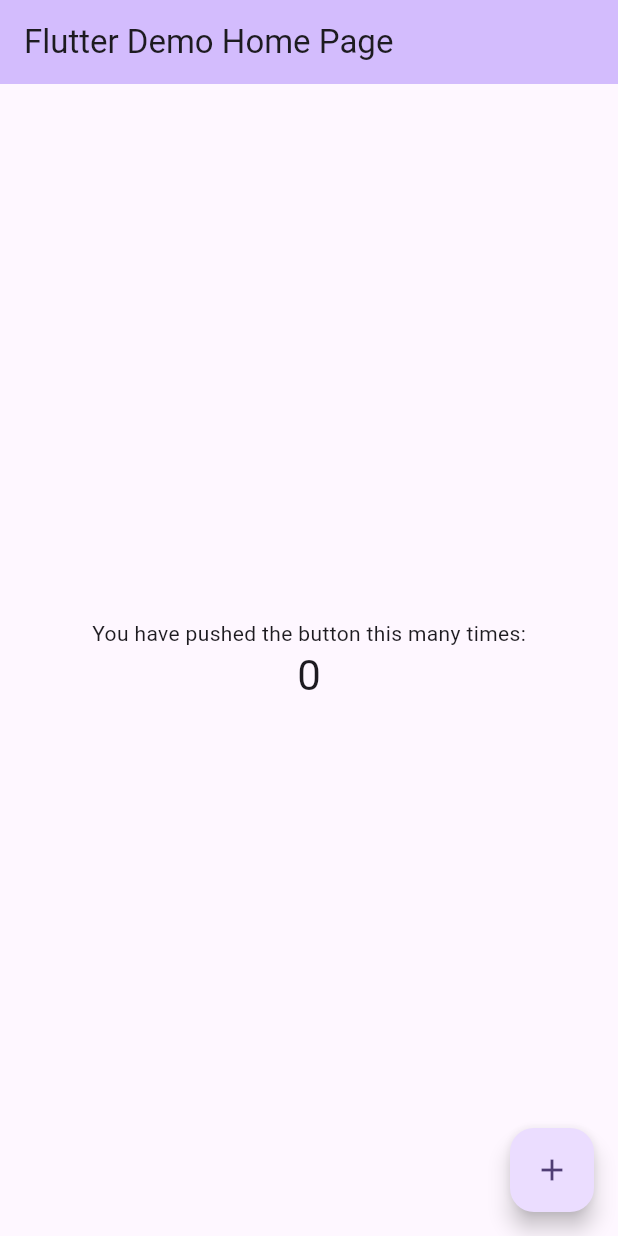
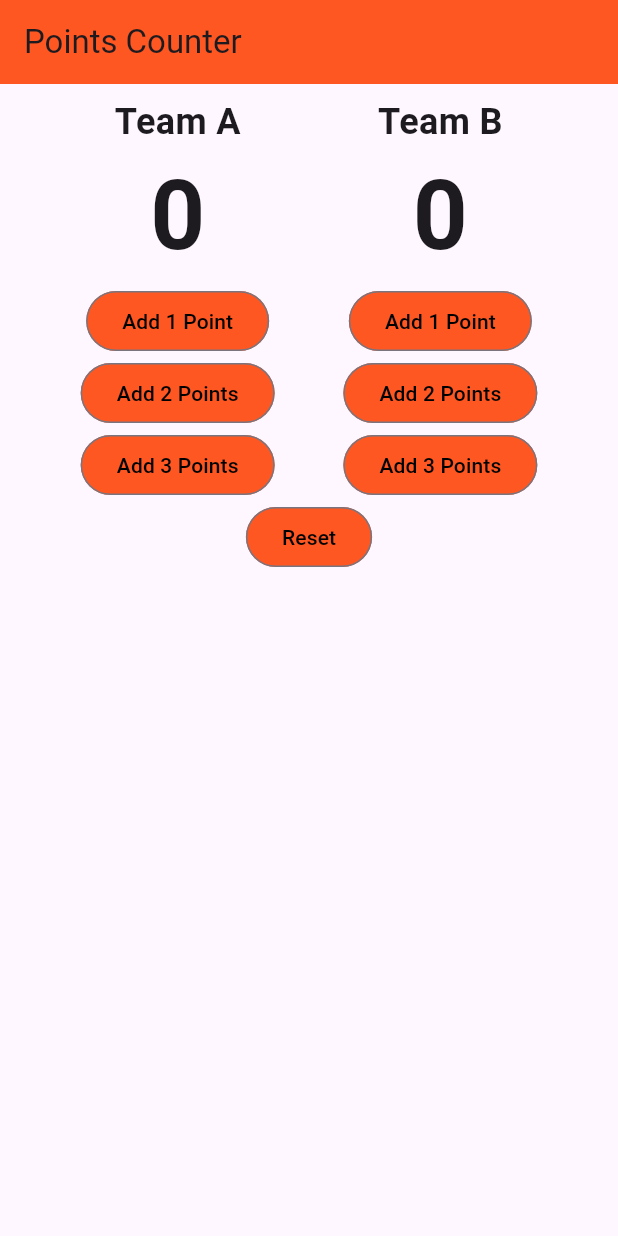
Before and after one commit to tasneemakhaled/basketball_counter_app, a Flutter app: the screen it shows after launch, on a phone screen of 412 x 824 dp. Run offline on Flutter 3.47's test engine with Material 3 defaults, Android fonts, the phone set to English and light mode, and no system bars.

Commit message:
creating counter screen for teams and reset

```diff
--- a/lib/main.dart
+++ b/lib/main.dart
@@ -1,3 +1,4 @@
+import 'package:basketball_counter_app/screens/counter_app.dart';
 import 'package:flutter/material.dart';
 
 void main() {
@@ -10,113 +11,6 @@ class MyApp extends StatelessWidget {
   // This widget is the root of your application.
   @override
   Widget build(BuildContext context) {
-    return MaterialApp(
-      title: 'Flutter Demo',
-      theme: ThemeData(
-        // This is the theme of your application.
-        //
-        // TRY THIS: Try running your application with "flutter run". You'll see
-        // the application has a purple toolbar. Then, without quitting the app,
-        // try changing the seedColor in the colorScheme below to Colors.green
-        // and then invoke "hot reload" (save your changes or press the "hot
-        // reload" button in a Flutter-supported IDE, or press "r" if you used
-        // the command line to start the app).
-        //
-        // Notice that the counter didn't reset back to zero; the application
-        // state is not lost during the reload. To reset the state, use hot
-        // restart instead.
-        //
-        // This works for code too, not just values: Most code changes can be
-        // tested with just a hot reload.
-        colorScheme: ColorScheme.fromSeed(seedColor: Colors.deepPurple),
-      ),
-      home: const MyHomePage(title: 'Flutter Demo Home Page'),
-    );
+    return MaterialApp(debugShowCheckedModeBanner: false, home: CounterApp());
   }
 }
-
-class MyHomePage extends StatefulWidget {
-  const MyHomePage({super.key, required this.title});
-
-  // This widget is the home page of your application. It is stateful, meaning
-  // that it has a State object (defined below) that contains fields that affect
-  // how it looks.
-
-  // This class is the configuration for the state. It holds the values (in this
-  // case the title) provided by the parent (in this case the App widget) and
-  // used by the build method of the State. Fields in a Widget subclass are
-  // always marked "final".
-
-  final String title;
-
-  @override
-  State<MyHomePage> createState() => _MyHomePageState();
-}
-
-class _MyHomePageState extends State<MyHomePage> {
-  int _counter = 0;
-
-  void _incrementCounter() {
-    setState(() {
-      // This call to setState tells the Flutter framework that something has
-      // changed in this State, which causes it to rerun the build method below
-      // so that the display can reflect the updated values. If we changed
-      // _counter without calling setState(), then the build method would not be
-      // called again, and so nothing would appear to happen.
-      _counter++;
-    });
-  }
-
-  @override
-  Widget build(BuildContext context) {
-    // This method is rerun every time setState is called, for instance as done
-    // by the _incrementCounter method above.
-    //
-    // The Flutter framework has been optimized to make rerunning build methods
-    // fast, so that you can just rebuild anything that needs updating rather
-    // than having to individually change instances of widgets.
-    return Scaffold(
-      appBar: AppBar(
-        // TRY THIS: Try changing the color here to a specific color (to
-        // Colors.amber, perhaps?) and trigger a hot reload to see the AppBar
-        // change color while the other colors stay the same.
-        backgroundColor: Theme.of(context).colorScheme.inversePrimary,
-        // Here we take the value from the MyHomePage object that was created by
-        // the App.build method, and use it to set our appbar title.
-        title: Text(widget.title),
-      ),
-      body: Center(
-        // Center is a layout widget. It takes a single child and positions it
-        // in the middle of the parent.
-        child: Column(
-          // Column is also a layout widget. It takes a list of children and
-          // arranges them vertically. By default, it sizes itself to fit its
-          // children horizontally, and tries to be as tall as its parent.
-          //
-          // Column has various properties to control how it sizes itself and
-          // how it positions its children. Here we use mainAxisAlignment to
-          // center the children vertically; the main axis here is the vertical
-          // axis because Columns are vertical (the cross axis would be
-          // horizontal).
-          //
-          // TRY THIS: Invoke "debug painting" (choose the "Toggle Debug Paint"
-          // action in the IDE, or press "p" in the console), to see the
-          // wireframe for each widget.
-          mainAxisAlignment: MainAxisAlignment.center,
-          children: <Widget>[
-            const Text('You have pushed the button this many times:'),
-            Text(
-              '$_counter',
-              style: Theme.of(context).textTheme.headlineMedium,
-            ),
-          ],
-        ),
-      ),
-      floatingActionButton: FloatingActionButton(
-        onPressed: _incrementCounter,
-        tooltip: 'Increment',
-        child: const Icon(Icons.add),
-      ), // This trailing comma makes auto-formatting nicer for build methods.
-    );
-  }
-}
--- /dev/null
+++ b/lib/screens/counter_app.dart
@@ -0,0 +1,124 @@
+import 'package:basketball_counter_app/widgets/custom_button.dart';
+import 'package:flutter/material.dart';
+
+class CounterApp extends StatefulWidget {
+  CounterApp({super.key});
+
+  @override
+  State<CounterApp> createState() => _CounterAppState();
+}
+
+class _CounterAppState extends State<CounterApp> {
+  int counterA = 0;
+
+  int counterB = 0;
+
+  @override
+  Widget build(BuildContext context) {
+    return Scaffold(
+      appBar: AppBar(
+        backgroundColor: Colors.deepOrange,
+        title: Text('Points Counter'),
+      ),
+      body: Padding(
+        padding: const EdgeInsets.all(8.0),
+        child: Column(
+          children: [
+            Row(
+              mainAxisAlignment: MainAxisAlignment.spaceEvenly,
+              children: [
+                Column(
+                  children: [
+                    Text(
+                      'Team A',
+                      style: TextStyle(
+                        fontSize: 24,
+                        fontWeight: FontWeight.bold,
+                      ),
+                    ),
+                    Text(
+                      '$counterA',
+                      style: TextStyle(
+                        fontSize: 64,
+                        fontWeight: FontWeight.bold,
+                      ),
+                    ),
+                    CustomButton(
+                      text: 'Add 1 Point',
+                      onPressed: () {
+                        counterA++;
+                        setState(() {});
+                      },
+                    ),
+                    CustomButton(
+                      text: 'Add 2 Points',
+                      onPressed: () {
+                        counterA += 2;
+                        setState(() {});
+                      },
+                    ),
+                    CustomButton(
+                      text: 'Add 3 Points',
+                      onPressed: () {
+                        counterA += 3;
+                        setState(() {});
+                      },
+                    ),
+                  ],
+                ),
+
+                Column(
+                  children: [
+                    Text(
+                      'Team B',
+                      style: TextStyle(
+                        fontSize: 24,
+                        fontWeight: FontWeight.bold,
+                      ),
+                    ),
+                    Text(
+                      '$counterB',
+                      style: TextStyle(
+                        fontSize: 64,
+                        fontWeight: FontWeight.bold,
+                      ),
+                    ),
+                    CustomButton(
+                      text: 'Add 1 Point',
+                      onPressed: () {
+                        counterB++;
+                        setState(() {});
+                      },
+                    ),
+                    CustomButton(
+                      text: 'Add 2 Points',
+                      onPressed: () {
+                        counterB += 2;
+                        setState(() {});
+                      },
+                    ),
+                    CustomButton(
+                      text: 'Add 3 Points',
+                      onPressed: () {
+                        counterB += 3;
+                        setState(() {});
+                      },
+                    ),
+                  ],
+                ),
+              ],
+            ),
+            CustomButton(
+              text: 'Reset',
+              onPressed: () {
+                counterA = 0;
+                counterB = 0;
+                setState(() {});
+              },
+            ),
+          ],
+        ),
+      ),
+    );
+  }
+}
--- /dev/null
+++ b/lib/widgets/custom_button.dart
@@ -0,0 +1,15 @@
+import 'package:flutter/material.dart';
+
+class CustomButton extends StatelessWidget {
+  const CustomButton({super.key, this.onPressed, required this.text});
+  final void Function()? onPressed;
+  final String text;
+  @override
+  Widget build(BuildContext context) {
+    return OutlinedButton(
+      style: ElevatedButton.styleFrom(backgroundColor: Colors.deepOrange),
+      onPressed: onPressed,
+      child: Text(text, style: TextStyle(color: Colors.black)),
+    );
+  }
+}
```
